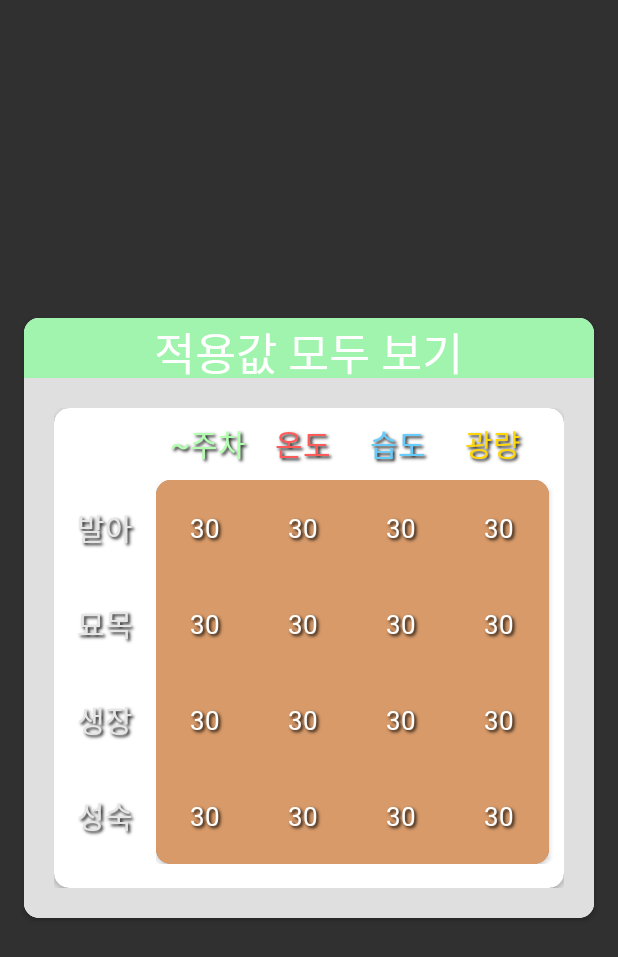
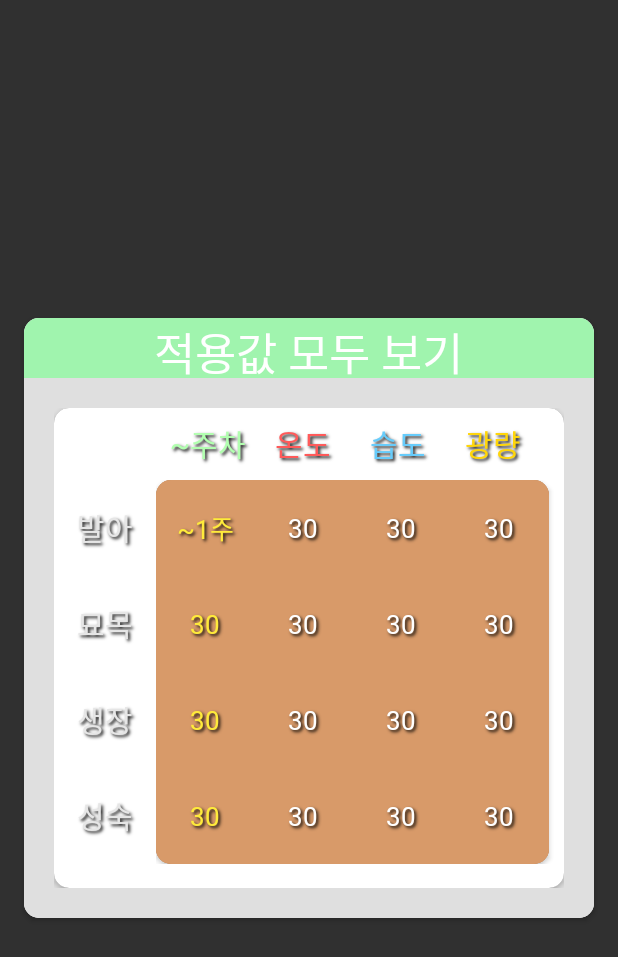
Before and after one commit to LeesuDEV/Eco_Farm, an Android app: the layout preset_now.xml on its own in the app's theme, with its tools: preview values and no code run, on a phone screen of 412 x 824 dp. Shown: the top 957 px of the screen. Run offline under Robolectric (Android 15) with nearby library versions, the phone set to English and light mode, and no system bars; Roboto replaces fonts that are not available here.

Commit message:
프리셋 허브 : ~주차 세팅 적용

```diff
--- a/app/src/main/res/layout/preset_now.xml
+++ b/app/src/main/res/layout/preset_now.xml
@@ -239,12 +239,12 @@
                                             android:layout_weight="1"
                                             android:fontFamily="@font/netmarble_medium"
                                             android:gravity="center"
-                                            android:text="30"
+                                            android:text="~1주"
                                             android:shadowColor="#000000"
                                             android:shadowDx="2"
                                             android:shadowDy="2"
                                             android:shadowRadius="2"
-                                            android:textColor="#ffffff"
+                                            android:textColor="#FFEB3B"
                                             android:textSize="17sp" />
 
                                         <TextView
@@ -314,7 +314,7 @@
                                             android:shadowDx="2"
                                             android:shadowDy="2"
                                             android:shadowRadius="2"
-                                            android:textColor="#ffffff"
+                                            android:textColor="#FFEB3B"
                                             android:textSize="17sp" />
 
                                         <TextView
@@ -385,7 +385,7 @@
                                             android:shadowDx="2"
                                             android:shadowDy="2"
                                             android:shadowRadius="2"
-                                            android:textColor="#ffffff"
+                                            android:textColor="#FFEB3B"
                                             android:textSize="17sp" />
 
                                         <TextView
@@ -450,12 +450,12 @@
                                             android:layout_weight="1"
                                             android:fontFamily="@font/netmarble_medium"
                                             android:gravity="center"
-                                            android:text="30"
                                             android:shadowColor="#000000"
                                             android:shadowDx="2"
                                             android:shadowDy="2"
                                             android:shadowRadius="2"
-                                            android:textColor="#ffffff"
+                                            android:text="30"
+                                            android:textColor="#FFEB3B"
                                             android:textSize="17sp" />
 
                                         <TextView
```
Also changed, not shown: app/src/main/res/layout/preset_fix.xml (+4 -4 lines).
